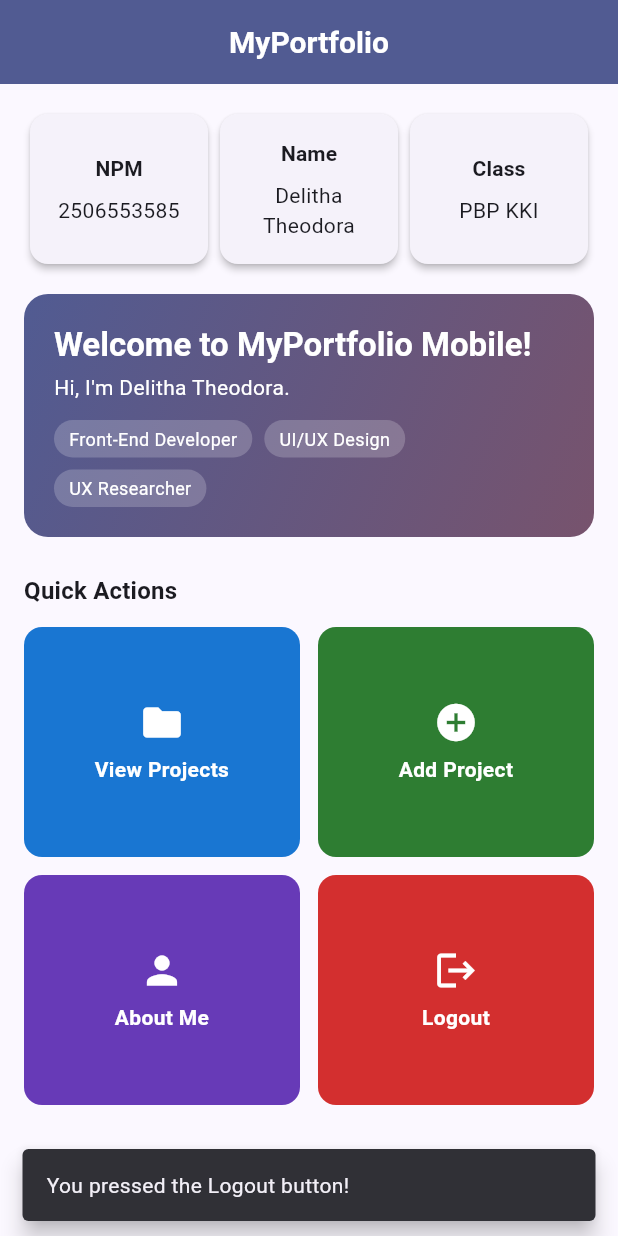
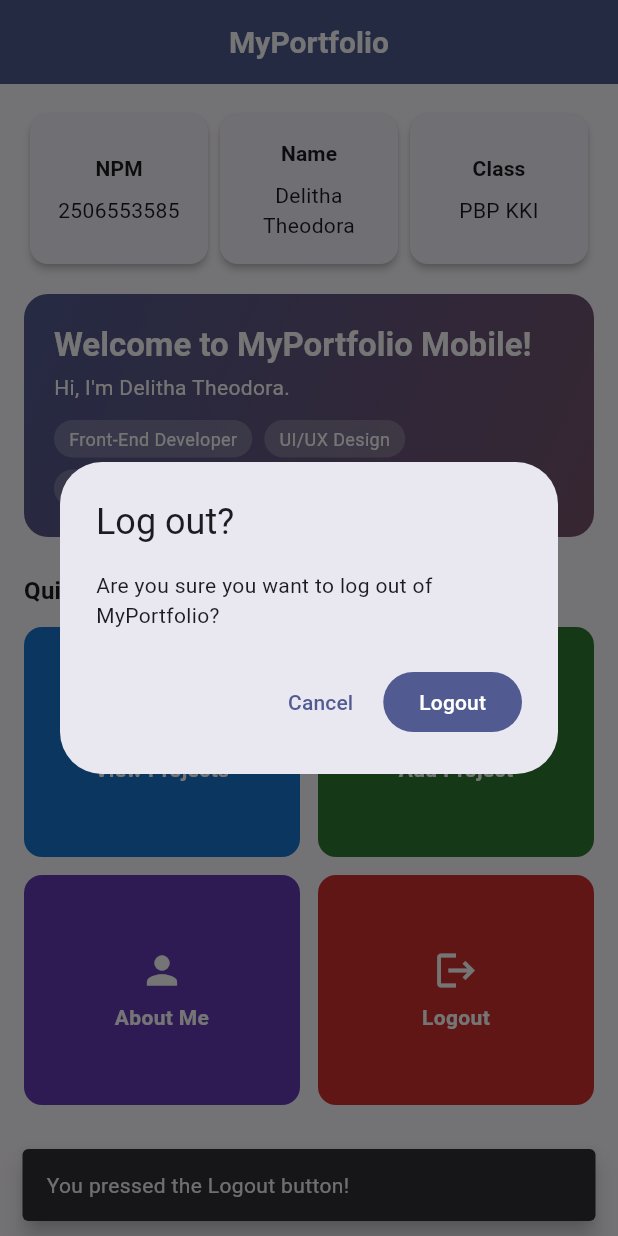
Before and after one commit to theodoradelitha/myportofolio_mobile, a Flutter app: the screen it shows after launch, after a tap on "Logout", on a phone screen of 412 x 824 dp. Run offline on Flutter 3.47's test engine with Material 3 defaults, Android fonts, the phone set to English and light mode, and no system bars.

Commit message:
feat: confirm logout with a dialog
Logout asks for confirmation first. Since the app has no authentication
yet, confirming explains that logout will be wired to Django later
instead of faking a logged-out state.

```diff
--- a/lib/menu.dart
+++ b/lib/menu.dart
@@ -34,7 +34,12 @@ class MyHomePage extends StatelessWidget {
       Color(0xFF673AB7),
       onTap: _showAboutSheet,
     ),
-    ItemHomepage("Logout", Icons.logout, Color(0xFFD32F2F)),
+    ItemHomepage(
+      "Logout",
+      Icons.logout,
+      Color(0xFFD32F2F),
+      onTap: _confirmLogout,
+    ),
   ];
 
   static void _openProjectList(BuildContext context) {
@@ -54,6 +59,40 @@ class MyHomePage extends StatelessWidget {
       isScrollControlled: true,
       builder: (_) => const AboutSheet(name: nama),
     );
+  }
+
+  static Future<void> _confirmLogout(BuildContext context) async {
+    final confirmed = await showDialog<bool>(
+      context: context,
+      builder: (dialogContext) => AlertDialog(
+        title: const Text('Log out?'),
+        content: const Text('Are you sure you want to log out of MyPortfolio?'),
+        actions: [
+          TextButton(
+            onPressed: () => Navigator.of(dialogContext).pop(false),
+            child: const Text('Cancel'),
+          ),
+          FilledButton(
+            onPressed: () => Navigator.of(dialogContext).pop(true),
+            child: const Text('Logout'),
+          ),
+        ],
+      ),
+    );
+
+    if (confirmed != true || !context.mounted) return;
+
+    // There is no login yet, so be upfront instead of pretending to log out.
+    ScaffoldMessenger.of(context)
+      ..hideCurrentSnackBar()
+      ..showSnackBar(
+        const SnackBar(
+          content: Text(
+            'Logout will work once the app is connected to Django '
+            'authentication.',
+          ),
+        ),
+      );
   }
 
   @override
```
